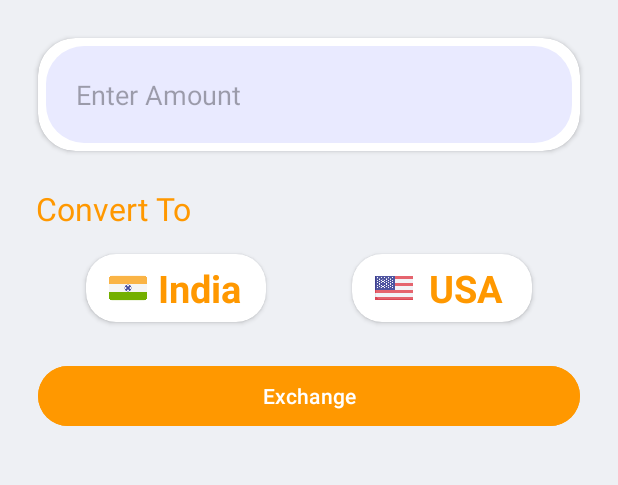
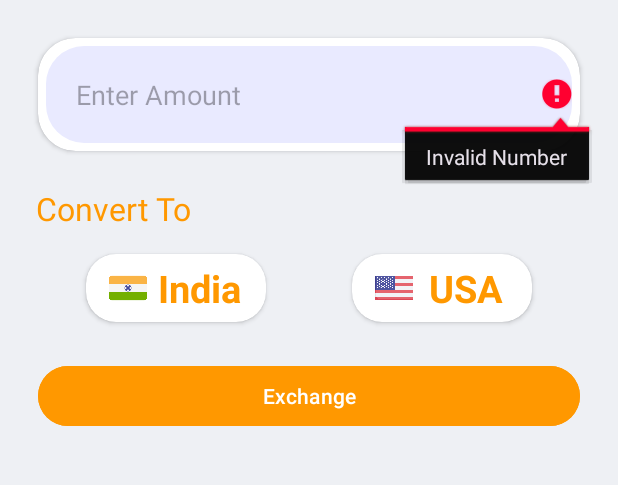
Before and after one commit to sagardhadke/Changer, an Android app: the screen it shows after launch (MainActivity), after a tap on "India", on a phone screen of 412 x 824 dp, the part 85-570 px from its top. Run offline under Robolectric (Android 15) with nearby library versions, the phone set to English and light mode, and no system bars.

```diff
--- a/app/src/main/java/net/uniquecomputer/mycurrency/MainActivity.kt
+++ b/app/src/main/java/net/uniquecomputer/mycurrency/MainActivity.kt
@@ -34,7 +34,8 @@
         binding.indiaCard.setOnClickListener {
             var input = binding.inputEt.text.toString()
             if (input.equals("") || input.toString().length <= 0) {
-                Toast.makeText(this, "$input is Not Valid", Toast.LENGTH_SHORT).show()
+                binding.inputEt.error = "Invalid Number"
+                Toast.makeText(this, "$input Invalid Number", Toast.LENGTH_SHORT).show()
             } else {
                 convertInr()
             }
@@ -43,7 +44,7 @@
         binding.usaCard.setOnClickListener {
             var input = binding.inputEt.text.toString()
             if (input.equals("") || input.toString().length <= 0) {
-                Toast.makeText(this, "$input is Not Valid", Toast.LENGTH_SHORT).show()
+                Toast.makeText(this, "$input Invalid Number", Toast.LENGTH_SHORT).show()
             } else {
                 convertUSd()
             }
```
